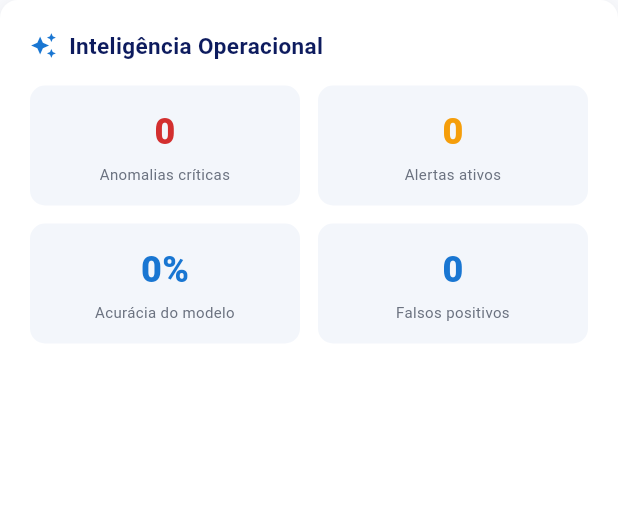
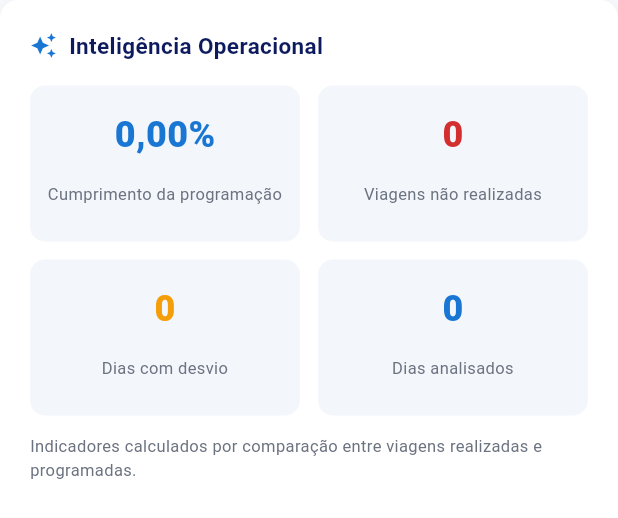
Before and after one commit to patrickara1206/projetosemob_2-semestre_2026, a Flutter app: the IntelligenceCard widget shown alone on an empty page, opened directly with empty values, on a phone screen of 412 x 824 dp. Shown: the top 518 px of the screen. Run offline on Flutter 3.47's test engine with Material 3 defaults, Android fonts, the light colour scheme and no system bars; our stand-ins replace file_picker, fl_chart, go_router.

Commit message:
feat: adiciona indicadores de inteligencia operacional

```diff
--- a/lib/models/dashboard_overview.dart
+++ b/lib/models/dashboard_overview.dart
@@ -59,25 +59,27 @@ class Anomalia {
 }
 
 class InteligenciaOperacional {
-  final int? anomaliasCriticas;
-  final int? alertasAtivos;
-  final double? acuracia; // 0 a 100
-  final int? falsosPositivos;
+  final double? cumprimentoProgramacao;
+  final int? viagensNaoRealizadas;
+  final int? diasComDesvio;
+  final int? diasAnalisados;
 
   const InteligenciaOperacional({
-    this.anomaliasCriticas,
-    this.alertasAtivos,
-    this.acuracia,
-    this.falsosPositivos,
+    this.cumprimentoProgramacao,
+    this.viagensNaoRealizadas,
+    this.diasComDesvio,
+    this.diasAnalisados,
   });
 
-  factory InteligenciaOperacional.fromJson(Map<String, dynamic>? j) =>
-      InteligenciaOperacional(
-        anomaliasCriticas: j?['anomalias_criticas'] as int?,
-        alertasAtivos: j?['alertas_ativos'] as int?,
-        acuracia: (j?['acuracia'] as num?)?.toDouble(),
-        falsosPositivos: j?['falsos_positivos'] as int?,
+  factory InteligenciaOperacional.fromJson(Map<String, dynamic>? j) {
+    return InteligenciaOperacional(
+      cumprimentoProgramacao: (j?['cumprimento_programacao'] as num?)
+          ?.toDouble(),
+      viagensNaoRealizadas: (j?['viagens_nao_realizadas'] as num?)?.toInt(),
+      diasComDesvio: (j?['dias_com_desvio'] as num?)?.toInt(),
+      diasAnalisados: (j?['dias_analisados'] as num?)?.toInt(),
     );
+  }
 }
 
 class DashboardOverview {
--- a/lib/widgets/intelligence_card.dart
+++ b/lib/widgets/intelligence_card.dart
@@ -6,12 +6,17 @@ import '../models/dashboard_overview.dart';
 
 class IntelligenceCard extends StatelessWidget {
   final InteligenciaOperacional data;
-  const IntelligenceCard({super.key, required this.data});
+
+  const IntelligenceCard({
+    super.key,
+    required this.data,
+  });
 
   @override
   Widget build(BuildContext context) {
-    final acuracia =
-        data.acuracia == null ? '--' : '${data.acuracia!.round()}%';
+    final cumprimento = data.cumprimentoProgramacao == null
+        ? '--'
+        : '${data.cumprimentoProgramacao!.toStringAsFixed(2).replaceAll('.', ',')}%';
 
     return Container(
       padding: const EdgeInsets.all(20),
@@ -21,42 +26,64 @@ class IntelligenceCard extends StatelessWidget {
         children: [
           const Row(
             children: [
-              Icon(Icons.auto_awesome, color: AppColors.primary, size: 18),
+              Icon(
+                Icons.auto_awesome,
+                color: AppColors.primary,
+                size: 18,
+              ),
               SizedBox(width: 8),
-              Text('Inteligência Operacional',
+              Expanded(
+                child: Text(
+                  'Inteligência Operacional',
                   style: TextStyle(
-                      color: AppColors.navy,
-                      fontWeight: FontWeight.w700,
-                      fontSize: 15)),
+                    color: AppColors.navy,
+                    fontWeight: FontWeight.w700,
+                    fontSize: 15,
+                  ),
+                ),
+              ),
             ],
           ),
           const SizedBox(height: 16),
           Row(
             children: [
               _Metric(
-                  value: fmtInt(data.anomaliasCriticas),
-                  label: 'Anomalias críticas',
-                  color: AppColors.red),
+                value: cumprimento,
+                label: 'Cumprimento da programação',
+                color: AppColors.primary,
+              ),
               const SizedBox(width: 12),
               _Metric(
-                  value: fmtInt(data.alertasAtivos),
-                  label: 'Alertas ativos',
-                  color: AppColors.orange),
+                value: fmtInt(data.viagensNaoRealizadas),
+                label: 'Viagens não realizadas',
+                color: AppColors.red,
+              ),
             ],
           ),
           const SizedBox(height: 12),
           Row(
             children: [
               _Metric(
-                  value: acuracia,
-                  label: 'Acurácia do modelo',
-                  color: AppColors.primary),
+                value: fmtInt(data.diasComDesvio),
+                label: 'Dias com desvio',
+                color: AppColors.orange,
+              ),
               const SizedBox(width: 12),
               _Metric(
-                  value: fmtInt(data.falsosPositivos),
-                  label: 'Falsos positivos',
-                  color: AppColors.primary),
+                value: fmtInt(data.diasAnalisados),
+                label: 'Dias analisados',
+                color: AppColors.primary,
+              ),
             ],
+          ),
+          const SizedBox(height: 12),
+          const Text(
+            'Indicadores calculados por comparação entre '
+            'viagens realizadas e programadas.',
+            style: TextStyle(
+              fontSize: 11,
+              color: AppColors.muted,
+            ),
           ),
         ],
       ),
@@ -68,27 +95,52 @@ class _Metric extends StatelessWidget {
   final String value;
   final String label;
   final Color color;
-  const _Metric(
-      {required this.value, required this.label, required this.color});
+
+  const _Metric({
+    required this.value,
+    required this.label,
+    required this.color,
+  });
 
   @override
   Widget build(BuildContext context) {
     return Expanded(
       child: Container(
-        padding: const EdgeInsets.symmetric(vertical: 14),
+        padding: const EdgeInsets.symmetric(
+          horizontal: 8,
+          vertical: 16,
+        ),
         decoration: BoxDecoration(
           color: const Color(0xFFF3F6FB),
           borderRadius: BorderRadius.circular(10),
         ),
         child: Column(
           children: [
-            Text(value,
+            FittedBox(
+              fit: BoxFit.scaleDown,
+              child: Text(
+                value,
                 style: TextStyle(
-                    color: color, fontSize: 24, fontWeight: FontWeight.w800)),
-            const SizedBox(height: 4),
-            Text(label,
-                textAlign: TextAlign.center,
-                style: const TextStyle(color: AppColors.muted, fontSize: 10)),
+                  color: color,
+                  fontSize: 24,
+                  fontWeight: FontWeight.w800,
+                ),
+              ),
+            ),
+            const SizedBox(height: 6),
+            SizedBox(
+              height: 32,
+              child: Center(
+                child: Text(
+                  label,
+                  textAlign: TextAlign.center,
+                  style: const TextStyle(
+                    color: AppColors.muted,
+                    fontSize: 11,
+                  ),
+                ),
+              ),
+            ),
           ],
         ),
       ),
```
Also changed, not shown: 1 other file. Lines whose indentation alone changed are shown as unchanged.
